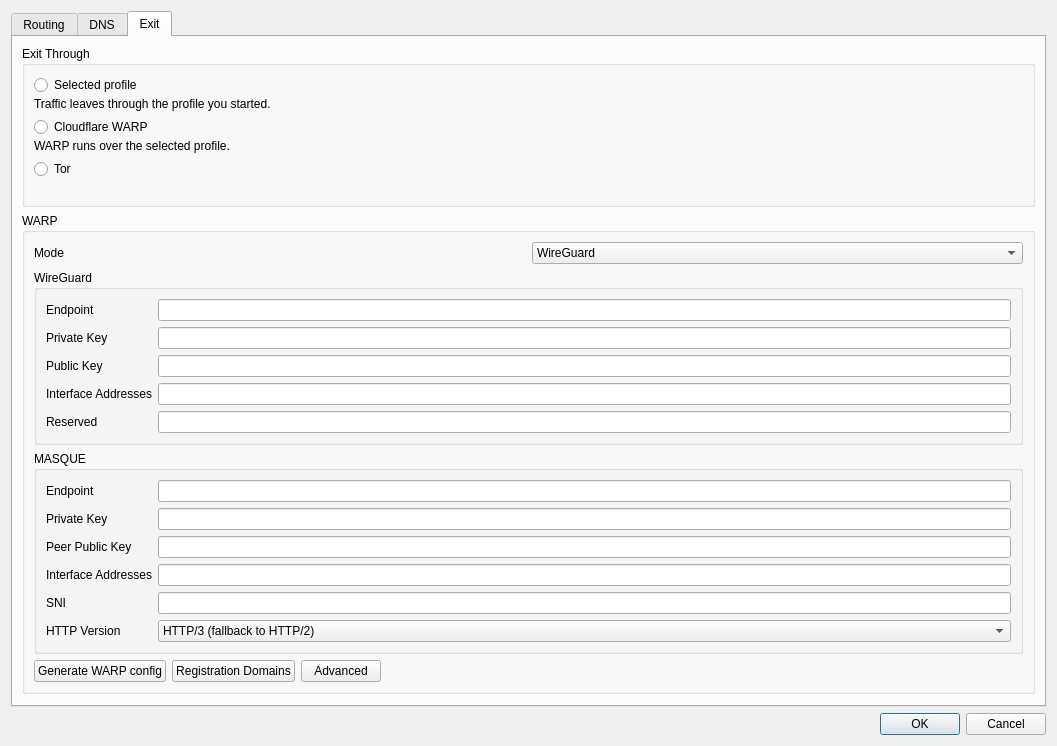
The window that include/ui/setting/dialog_manage_routes.ui (throneproj/Throne) describes before a commit, drawn with Qt 5.
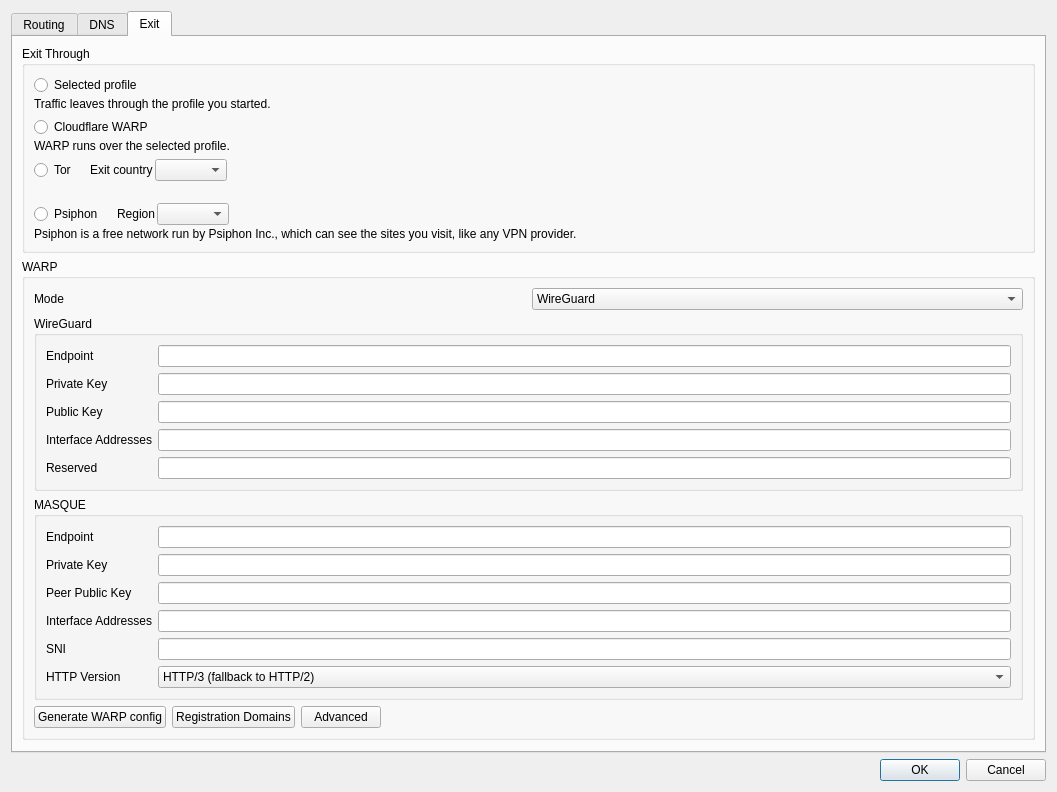
The same window after the commit. The open tabs and pages were chosen to show the change. Custom widgets are drawn as their Qt base class.

Commit message: add tor bridge support && Add psiphon support

Diff of the .ui file:
```diff
--- a/include/ui/setting/dialog_manage_routes.ui
+++ b/include/ui/setting/dialog_manage_routes.ui
@@ -616,14 +616,64 @@
              <number>2</number>
             </property>
             <item>
-             <widget class="QRadioButton" name="enable_tor">
-              <property name="toolTip">
-               <string>Send proxied traffic out through Tor over the selected profile; TCP only.</string>
-              </property>
-              <property name="text">
-               <string notr="true">Tor</string>
-              </property>
-             </widget>
+             <layout class="QHBoxLayout" name="exit_tor_row">
+              <item>
+               <widget class="QRadioButton" name="exit_tor">
+                <property name="toolTip">
+                 <string>Send proxied traffic out through Tor over the selected profile; TCP only.</string>
+                </property>
+                <property name="text">
+                 <string notr="true">Tor</string>
+                </property>
+               </widget>
+              </item>
+              <item>
+               <spacer name="exit_tor_gap">
+                <property name="orientation">
+                 <enum>Qt::Horizontal</enum>
+                </property>
+                <property name="sizeType">
+                 <enum>QSizePolicy::Fixed</enum>
+                </property>
+                <property name="sizeHint" stdset="0">
+                 <size>
+                  <width>12</width>
+                  <height>0</height>
+                 </size>
+                </property>
+               </spacer>
+              </item>
+              <item>
+               <widget class="QLabel" name="tor_exit_country_l">
+                <property name="text">
+                 <string>Exit country</string>
+                </property>
+                <property name="buddy">
+                 <cstring>tor_exit_country</cstring>
+                </property>
+               </widget>
+              </item>
+              <item>
+               <widget class="QComboBox" name="tor_exit_country">
+                <property name="toolTip">
+                 <string>The country of the last Tor relay; Any lets Tor choose.</string>
+                </property>
+               </widget>
+              </item>
+              <item>
+               <spacer name="exit_tor_spacer">
+                <property name="orientation">
+                 <enum>Qt::Horizontal</enum>
+                </property>
+                <property name="sizeHint" stdset="0">
+                 <size>
+                  <width>0</width>
+                  <height>0</height>
+                 </size>
+                </property>
+               </spacer>
+              </item>
+             </layout>
             </item>
             <item>
              <widget class="QLabel" name="tor_status">
@@ -637,6 +687,86 @@
             </item>
            </layout>
           </item>
+          <item row="3" column="0">
+           <layout class="QVBoxLayout" name="exit_psiphon_option">
+            <property name="spacing">
+             <number>2</number>
+            </property>
+            <item>
+             <layout class="QHBoxLayout" name="exit_psiphon_row">
+              <item>
+               <widget class="QRadioButton" name="exit_psiphon">
+                <property name="toolTip">
+                 <string>Send proxied traffic out through Psiphon over the selected profile.</string>
+                </property>
+                <property name="text">
+                 <string notr="true">Psiphon</string>
+                </property>
+               </widget>
+              </item>
+              <item>
+               <spacer name="exit_psiphon_gap">
+                <property name="orientation">
+                 <enum>Qt::Horizontal</enum>
+                </property>
+                <property name="sizeType">
+                 <enum>QSizePolicy::Fixed</enum>
+                </property>
+                <property name="sizeHint" stdset="0">
+                 <size>
+                  <width>12</width>
+                  <height>0</height>
+                 </size>
+                </property>
+               </spacer>
+              </item>
+              <item>
+               <widget class="QLabel" name="psiphon_egress_region_l">
+                <property name="text">
+                 <string>Region</string>
+                </property>
+                <property name="buddy">
+                 <cstring>psiphon_egress_region</cstring>
+                </property>
+               </widget>
+              </item>
+              <item>
+               <widget class="QComboBox" name="psiphon_egress_region">
+                <property name="toolTip">
+                 <string>The country of the Psiphon server; Best performance lets Psiphon choose.</string>
+                </property>
+               </widget>
+              </item>
+              <item>
+               <spacer name="exit_psiphon_spacer">
+                <property name="orientation">
+                 <enum>Qt::Horizontal</enum>
+                </property>
+                <property name="sizeHint" stdset="0">
+                 <size>
+                  <width>0</width>
+                  <height>0</height>
+                 </size>
+                </property>
+               </spacer>
+              </item>
+             </layout>
+            </item>
+            <item>
+             <widget class="QLabel" name="exit_psiphon_hint">
+              <property name="text">
+               <string>Psiphon is a free network run by Psiphon Inc., which can see the sites you visit, like any VPN provider.</string>
+              </property>
+              <property name="wordWrap">
+               <bool>true</bool>
+              </property>
+              <property name="colorRole" stdset="0">
+               <string notr="true">muted</string>
+              </property>
+             </widget>
+            </item>
+           </layout>
+          </item>
          </layout>
         </widget>
        </item>
```
Left out of the diff: 8 changed lines with no effect on the pictures. The commit also changes 105 other files.
